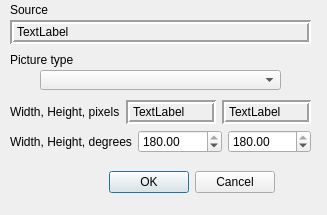
This is ui/picTypeDialog.ui in lazarus-pkgs/panini as Qt 5 draws it before an edit. The edited form follows.
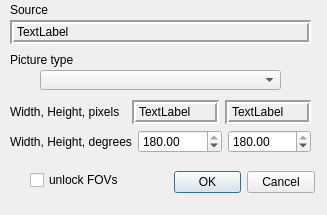
This is the edited form.

Patch:
```diff
--- a/ui/picTypeDialog.ui
+++ b/ui/picTypeDialog.ui
@@ -12,7 +12,7 @@
   <property name="windowTitle" >
    <string>pvQt - Picture Type and FOV</string>
   </property>
-  <widget class="QWidget" name="" >
+  <widget class="QWidget" name="layoutWidget" >
    <property name="geometry" >
     <rect>
      <x>10</x>
@@ -63,7 +63,7 @@
     </item>
    </layout>
   </widget>
-  <widget class="QWidget" name="" >
+  <widget class="QWidget" name="layoutWidget" >
    <property name="geometry" >
     <rect>
      <x>10</x>
@@ -76,7 +76,7 @@
     <item>
      <widget class="QLabel" name="label_8" >
       <property name="text" >
-       <string>Width, Height, pixels</string>
+       <string>Width, Height, pixels  </string>
       </property>
      </widget>
     </item>
@@ -181,9 +181,9 @@
   <widget class="QDialogButtonBox" name="buttonBox" >
    <property name="geometry" >
     <rect>
-     <x>10</x>
+     <x>174</x>
      <y>170</y>
-     <width>265</width>
+     <width>141</width>
      <height>25</height>
     </rect>
    </property>
@@ -194,6 +194,19 @@
     <set>QDialogButtonBox::Cancel|QDialogButtonBox::Ok</set>
    </property>
   </widget>
+  <widget class="QCheckBox" name="nonSqOK" >
+   <property name="geometry" >
+    <rect>
+     <x>30</x>
+     <y>170</y>
+     <width>111</width>
+     <height>20</height>
+    </rect>
+   </property>
+   <property name="text" >
+    <string>unlock FOVs</string>
+   </property>
+  </widget>
  </widget>
  <resources/>
  <connections>
```
